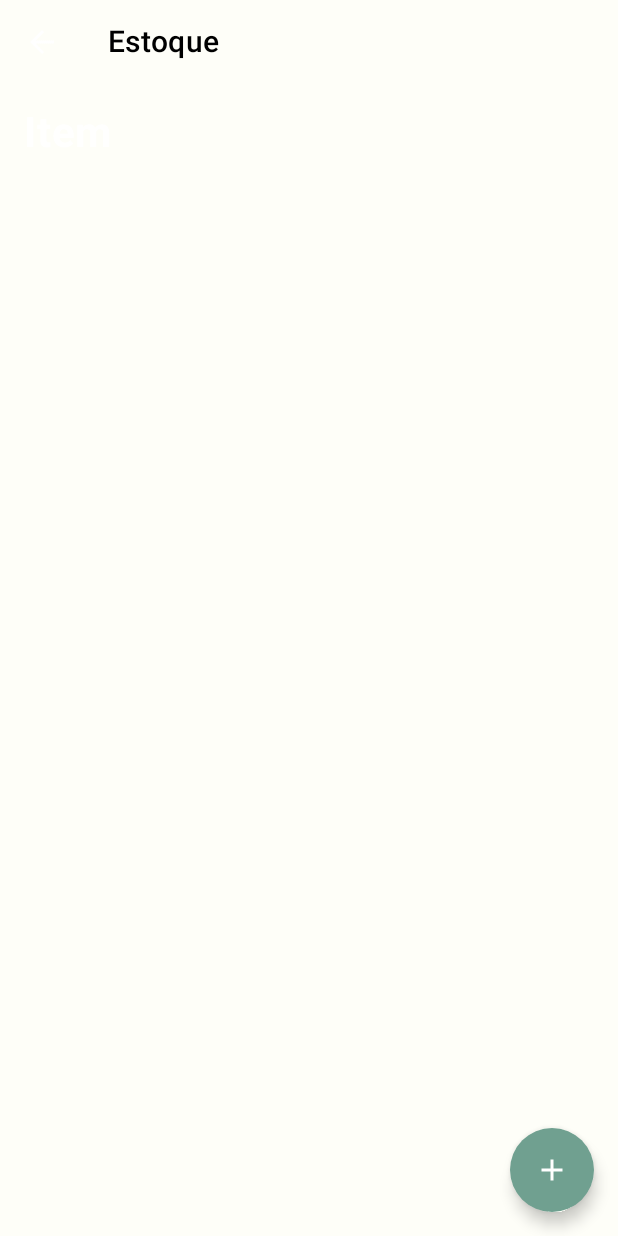
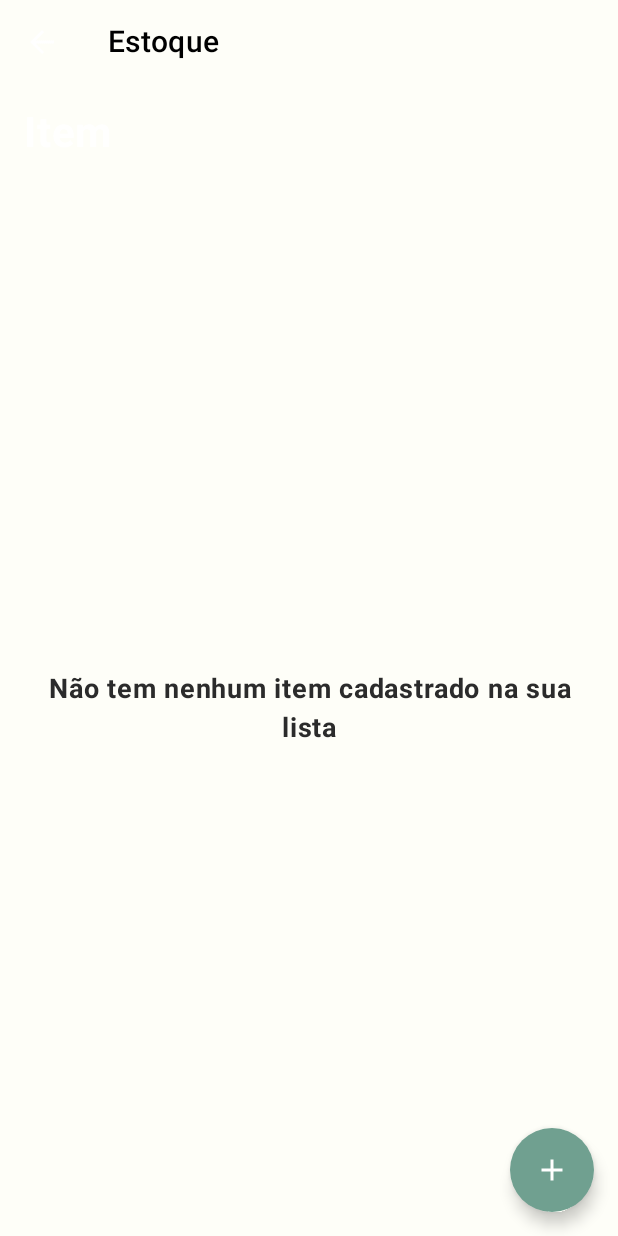
Before and after one commit to silva021/Ta_na_lista, an Android app built with Jetpack Compose: the composable ProductStockListContent called with empty values, on a phone screen of 412 x 824 dp. Run offline under Robolectric (Android 15) with nearby library versions, the phone set to English and light mode, and no system bars.

Commit message:
feat: adds empty list message in ProductStockListContent.kt

```diff
--- a/app/src/main/java/com/silva021/tanalista/ui/screen/shopping/stock/ProductStockListContent.kt
+++ b/app/src/main/java/com/silva021/tanalista/ui/screen/shopping/stock/ProductStockListContent.kt
@@ -1,8 +1,10 @@
 package com.silva021.tanalista.ui.screen.shopping.stock
 
 import androidx.compose.foundation.background
+import androidx.compose.foundation.layout.Arrangement
 import androidx.compose.foundation.layout.Column
 import androidx.compose.foundation.layout.Spacer
+import androidx.compose.foundation.layout.fillMaxSize
 import androidx.compose.foundation.layout.height
 import androidx.compose.foundation.layout.padding
 import androidx.compose.foundation.lazy.LazyColumn
@@ -17,11 +19,13 @@ import androidx.compose.material.icons.Icons
 import androidx.compose.material.icons.filled.Add
 import androidx.compose.material.icons.filled.ArrowBack
 import androidx.compose.runtime.Composable
+import androidx.compose.ui.Alignment
 import androidx.compose.ui.Modifier
 import androidx.compose.ui.graphics.Color
 import androidx.compose.ui.res.colorResource
 import androidx.compose.ui.res.stringResource
 import androidx.compose.ui.text.font.FontWeight
+import androidx.compose.ui.text.style.TextAlign
 import androidx.compose.ui.tooling.preview.Preview
 import androidx.compose.ui.unit.dp
 import androidx.compose.ui.unit.sp
@@ -48,7 +52,11 @@ fun ProductStockListContent(
                 backgroundColor = Palette.buttonColor,
                 contentColor = Color.White
             ) {
-                Icon(Icons.Default.Add, contentDescription = stringResource(R.string.action_add), tint = Color.White)
+                Icon(
+                    Icons.Default.Add,
+                    contentDescription = stringResource(R.string.action_add),
+                    tint = Color.White
+                )
             }
         },
         topBar = {
@@ -58,7 +66,10 @@ fun ProductStockListContent(
                 title = { Text(stringResource(R.string.title_stock), color = Color.Black) },
                 navigationIcon = {
                     IconButton(onClick = onBackPressed) {
-                        Icon(Icons.Default.ArrowBack, contentDescription = stringResource(R.string.content_desc_back))
+                        Icon(
+                            Icons.Default.ArrowBack,
+                            contentDescription = stringResource(R.string.content_desc_back)
+                        )
                     }
                 })
         }
@@ -72,10 +83,15 @@ fun ProductStockListContent(
             ) {
                 Spacer(modifier = Modifier.height(16.dp))
 
-                Text(stringResource(R.string.label_item), fontSize = 28.sp, fontWeight = FontWeight.Bold)
+                Text(
+                    stringResource(R.string.label_item),
+                    fontSize = 28.sp,
+                    fontWeight = FontWeight.Bold
+                )
 
                 Spacer(modifier = Modifier.height(16.dp))
 
+                if (items.isNotEmpty()) {
                     LazyColumn {
                         items(items) { item ->
                             ProductStockItem(
@@ -84,6 +100,21 @@ fun ProductStockListContent(
                                 onEditShoppingItem = onEditShoppingItem
                             )
                             Spacer(modifier = Modifier.height(16.dp))
+                        }
+                    }
+                } else {
+                    Column(
+                        modifier = Modifier.fillMaxSize(),
+                        verticalArrangement = Arrangement.Center,
+                        horizontalAlignment = Alignment.CenterHorizontally
+                    ) {
+                        Text(
+                            fontWeight = FontWeight.Bold,
+                            text = stringResource(R.string.label_no_items),
+                            fontSize = 18.sp,
+                            color = colorResource(id = R.color.dark_text),
+                            textAlign = TextAlign.Center
+                        )
                     }
                 }
             }
@@ -125,3 +156,17 @@ fun PreviewShoppingListScreen() {
         )
     }
 }
+
+@Preview
+@Composable
+fun PreviewEmptyShoppingListScreen() {
+    ThemedScreen {
+        ProductStockListContent(
+            items = emptyList(),
+            onAdd = {},
+            onAdjustStock = {},
+            onBackPressed = {},
+            onEditShoppingItem = { /* Handle edit */ }
+        )
+    }
+}
--- a/app/src/main/res/values/strings.xml
+++ b/app/src/main/res/values/strings.xml
@@ -38,4 +38,5 @@
     <string name="msg_list_created">Lista criada com sucesso</string>
     <string name="default_list_name">Nova Lista</string>
     <string name="default_item_name">Novo Item</string>
+    <string name="label_no_items">Não tem nenhum item cadastrado na sua lista</string>
 </resources>
```
Lines whose indentation alone changed are shown as unchanged.
